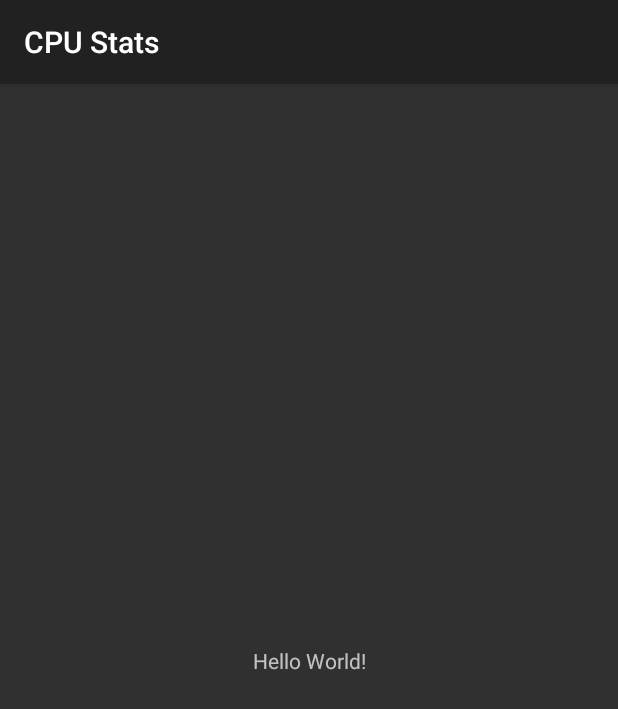
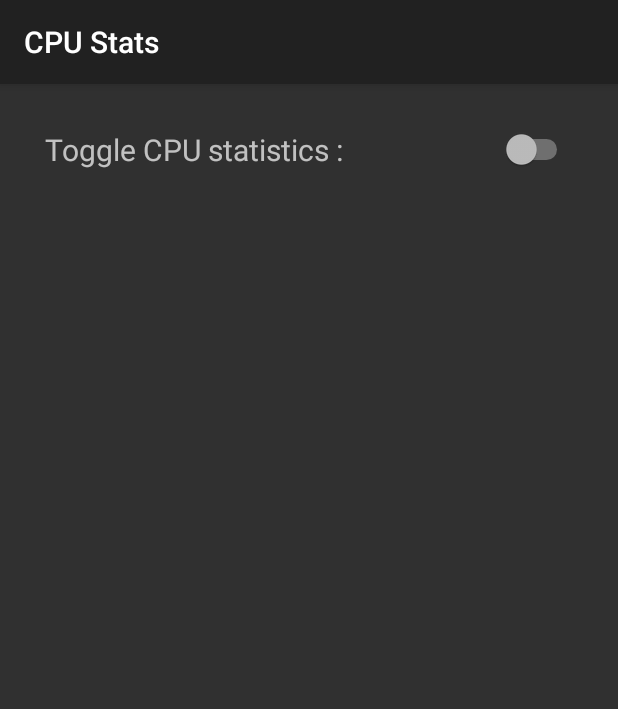
Before and after one commit to WhiteWalker98/CPUStats, an Android app: the screen it shows after launch (MainActivity), on a phone screen of 412 x 824 dp. Shown: the top 709 px of the screen. Run offline under Robolectric (Android 15) with nearby library versions, the phone set to English and light mode, and no system bars.

Commit message:
Fixed Service start and Stop

```diff
--- a/app/src/main/java/com/example/cpustats/MainActivity.java
+++ b/app/src/main/java/com/example/cpustats/MainActivity.java
@@ -1,16 +1,36 @@
 package com.example.cpustats;
 
+import android.app.ActivityManager;
+import android.content.Context;
 import android.content.Intent;
 import android.support.v7.app.AppCompatActivity;
 import android.os.Bundle;
+import android.view.View;
+import android.widget.CompoundButton;
+import android.widget.Switch;
 
 public class MainActivity extends AppCompatActivity {
-
+    Switch mToggleSwitch;
+    boolean check;
     @Override
     protected void onCreate(Bundle savedInstanceState) {
         super.onCreate(savedInstanceState);
         setContentView(R.layout.activity_main);
-        Intent intent = new Intent(MainActivity.this, FloatingFaceBubbleService.class);
-        startService(intent);
+        mToggleSwitch = (Switch) findViewById(R.id.toggle_switch);
+        check=false;
+        mToggleSwitch.setOnCheckedChangeListener(new CompoundButton.OnCheckedChangeListener() {
+            @Override
+            public void onCheckedChanged(CompoundButton compoundButton, boolean b) {
+                if(b && !check){
+                    startService(new Intent(MainActivity.this, FloatingFaceBubbleService.class));
+
+                    check = true;
+                }
+                else{
+                    stopService(new Intent(MainActivity.this, FloatingFaceBubbleService.class));
+                    check = false;
+                }
+            }
+        });
     }
 }
--- a/app/src/main/res/layout/activity_main.xml
+++ b/app/src/main/res/layout/activity_main.xml
@@ -1,18 +1,25 @@
 <?xml version="1.0" encoding="utf-8"?>
-<android.support.constraint.ConstraintLayout xmlns:android="http://schemas.android.com/apk/res/android"
+<RelativeLayout xmlns:android="http://schemas.android.com/apk/res/android"
     xmlns:app="http://schemas.android.com/apk/res-auto"
     xmlns:tools="http://schemas.android.com/tools"
     android:layout_width="match_parent"
     android:layout_height="match_parent"
-    tools:context="com.example.cpustats.MainActivity">
+    tools:context="com.example.cpustats.MainActivity"
+    android:padding="30dp">
 
     <TextView
+        android:id="@+id/toggle_text_view"
         android:layout_width="wrap_content"
         android:layout_height="wrap_content"
-        android:text="Hello World!"
-        app:layout_constraintBottom_toBottomOf="parent"
-        app:layout_constraintLeft_toLeftOf="parent"
-        app:layout_constraintRight_toRightOf="parent"
-        app:layout_constraintTop_toTopOf="parent" />
+        android:text="@string/toggle_text"
+        android:textSize="20sp"
+        android:layout_alignParentTop="true"
+        android:layout_alignParentStart="true"/>
+    <Switch
+        android:id="@+id/toggle_switch"
+        android:layout_width="wrap_content"
+        android:layout_height="wrap_content"
+        android:layout_alignParentTop="true"
+        android:layout_alignParentEnd="true"/>
 
-</android.support.constraint.ConstraintLayout>
+</RelativeLayout>
--- a/app/src/main/res/values/strings.xml
+++ b/app/src/main/res/values/strings.xml
@@ -1,3 +1,4 @@
 <resources>
     <string name="app_name">CPU Stats</string>
+    <string name="toggle_text">Toggle CPU statistics :</string>
 </resources>
```
Also changed, not shown: app/src/main/java/com/example/cpustats/FloatingFaceBubbleService.java (+24 -1 lines).
